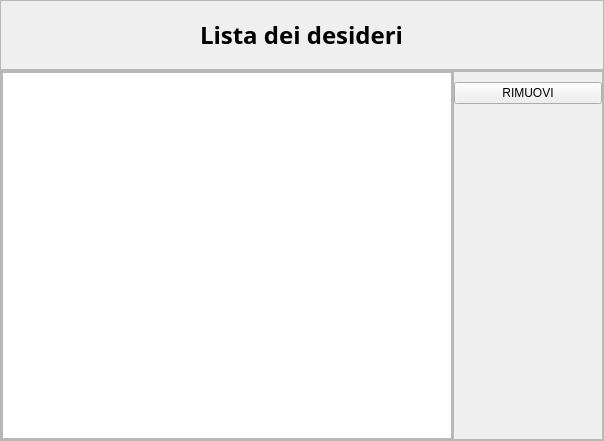
The window that projectIS/whishlist/view/vistaWhishlist.ui (chritianchiappa/progetto_panificio) describes before a commit, drawn with Qt 5.
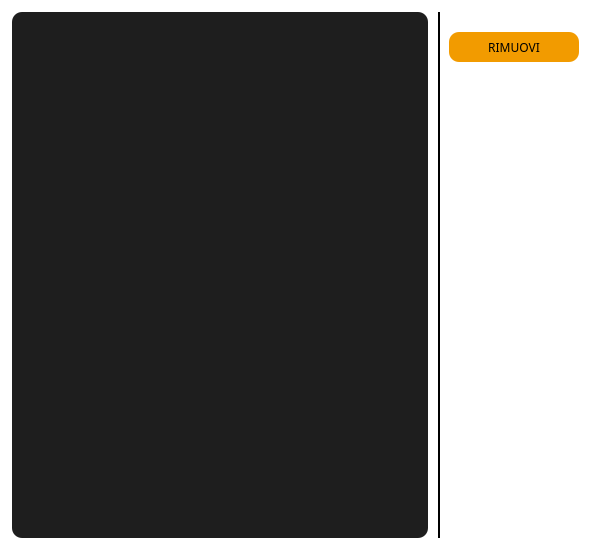
The same window after the commit. Icons and pictures are not drawn.

What changed in the file:
```diff
--- a/projectIS/whishlist/view/vistaWhishlist.ui
+++ b/projectIS/whishlist/view/vistaWhishlist.ui
@@ -6,67 +6,46 @@
    <rect>
     <x>0</x>
     <y>0</y>
-    <width>604</width>
-    <height>441</height>
+    <width>600</width>
+    <height>550</height>
    </rect>
   </property>
+  <property name="minimumSize">
+   <size>
+    <width>500</width>
+    <height>450</height>
+   </size>
+  </property>
+  <property name="maximumSize">
+   <size>
+    <width>600</width>
+    <height>550</height>
+   </size>
+  </property>
   <property name="windowTitle">
    <string>Form</string>
   </property>
+  <property name="styleSheet">
+   <string notr="true">background-color: rgb(255, 255, 255);
+color: rgb(0, 0, 0);
+border:none;</string>
+  </property>
   <layout class="QVBoxLayout" name="verticalLayout">
    <property name="spacing">
-    <number>0</number>
+    <number>6</number>
    </property>
    <property name="leftMargin">
-    <number>0</number>
+    <number>12</number>
    </property>
    <property name="topMargin">
-    <number>0</number>
+    <number>12</number>
    </property>
    <property name="rightMargin">
-    <number>0</number>
+    <number>12</number>
    </property>
    <property name="bottomMargin">
-    <number>0</number>
+    <number>12</number>
    </property>
-   <item>
-    <widget class="QFrame" name="frame_2">
-     <property name="sizePolicy">
-      <sizepolicy hsizetype="Expanding" vsizetype="Expanding">
-       <horstretch>0</horstretch>
-       <verstretch>0</verstretch>
-      </sizepolicy>
-     </property>
-     <property name="maximumSize">
-      <size>
-       <width>16777215</width>
-       <height>70</height>
-      </size>
-     </property>
-     <property name="frameShape">
-      <enum>QFrame::StyledPanel</enum>
-     </property>
-     <property name="frameShadow">
-      <enum>QFrame::Raised</enum>
-     </property>
-     <layout class="QHBoxLayout" name="horizontalLayout_4">
-      <item alignment="Qt::AlignHCenter">
-       <widget class="QLabel" name="label">
-        <property name="font">
-         <font>
-          <family>Arial Black</family>
-          <pointsize>18</pointsize>
-          <bold>true</bold>
-         </font>
-        </property>
-        <property name="text">
-         <string>Lista dei desideri</string>
-        </property>
-       </widget>
-      </item>
-     </layout>
-    </widget>
-   </item>
    <item>
     <widget class="QFrame" name="frame">
      <property name="frameShape">
@@ -122,7 +101,49 @@
           <number>0</number>
          </property>
          <item>
-          <widget class="QListView" name="list_view"/>
+          <widget class="QListView" name="list_view">
+           <property name="font">
+            <font>
+             <family>Tiro Kannada</family>
+             <pointsize>12</pointsize>
+            </font>
+           </property>
+           <property name="cursor" stdset="0">
+            <cursorShape>PointingHandCursor</cursorShape>
+           </property>
+           <property name="styleSheet">
+            <string notr="true">QListView{
+background-color:rgba(0,0,0,225);
+border-radius:10px;
+color:white;
+padding-left:5px;
+padding-top:10px;
+padding-right:5px;
+}
+
+QListView::item:selected {
+border-radius:3px;
+background-color: rgb(242, 155, 0);
+color:black;
+}</string>
+           </property>
+          </widget>
+         </item>
+         <item>
+          <spacer name="horizontalSpacer">
+           <property name="orientation">
+            <enum>Qt::Horizontal</enum>
+           </property>
+           <property name="sizeType">
+            <enum>QSizePolicy::Fixed</enum>
+           </property>
+           <property name="sizeHint" stdset="0">
+            <size>
+             <width>10</width>
+             <height>20</height>
+            </size>
+           </property>
+          </spacer>
          </item>
         </layout>
        </widget>
@@ -141,6 +162,9 @@
           <height>16777215</height>
          </size>
         </property>
+        <property name="styleSheet">
+         <string notr="true">border-left:2px solid black;</string>
+        </property>
         <property name="frameShape">
          <enum>QFrame::StyledPanel</enum>
         </property>
@@ -152,22 +176,51 @@
           <number>15</number>
          </property>
          <property name="leftMargin">
-          <number>0</number>
+          <number>9</number>
          </property>
          <property name="topMargin">
-          <number>10</number>
+          <number>20</number>
          </property>
          <property name="rightMargin">
-          <number>0</number>
+          <number>9</number>
          </property>
          <property name="bottomMargin">
-          <number>0</number>
+          <number>9</number>
          </property>
          <item>
           <widget class="QPushButton" name="rimuovi_button">
+           <property name="minimumSize">
+            <size>
+             <width>0</width>
+             <height>30</height>
+            </size>
+           </property>
+           <property name="font">
+            <font>
+             <family>Tiro Kannada</family>
+            </font>
+           </property>
+           <property name="cursor">
+            <cursorShape>PointingHandCursor</cursorShape>
+           </property>
+           <property name="styleSheet">
+            <string notr="true">QPushButton{
+   
+	background-color: rgb(242, 155, 0);
+     border:none;
+     
+	color: rgb(0, 0, 0);
+     border-radius:10px;
+   
+}</string>
+           </property>
            <property name="text">
             <string>RIMUOVI</string>
            </property>
+           <property name="icon">
+            <iconset resource="../../home/view/res.qrc">
+             <normaloff>:/icone/icone/cuore-spezzato.png</normaloff>:/icone/icone/cuore-spezzato.png</iconset>
+           </property>
           </widget>
          </item>
          <item>
```
Left out of the diff: 4 changed lines with no effect on the pictures.
